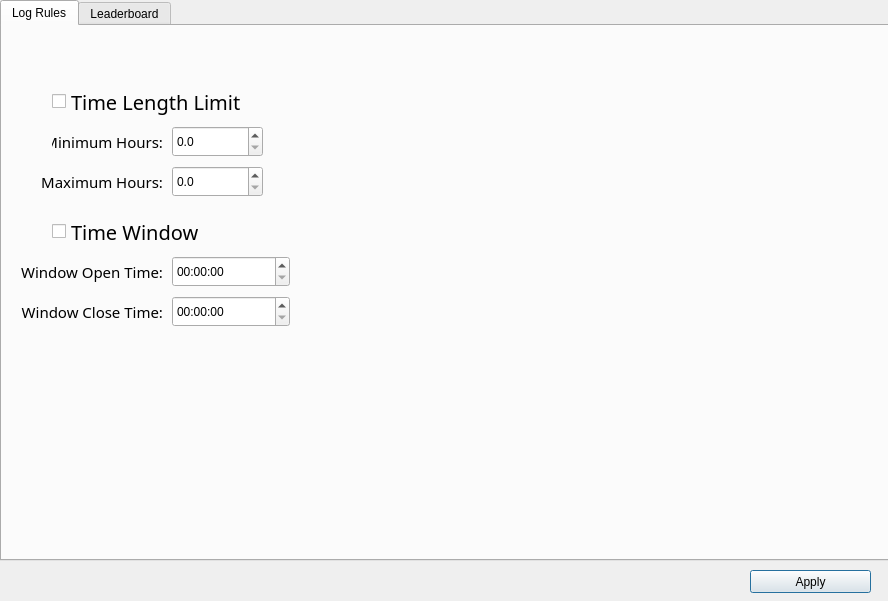
Pearadox/PearLogger2, file GUI/OptionsDialog.ui: the form before one commit.
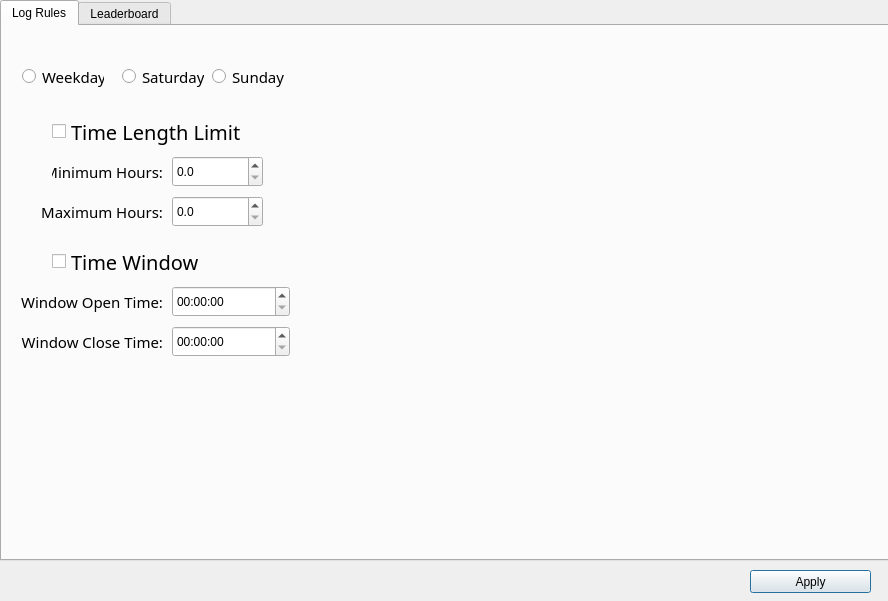
The form after the commit.

The edit to the form file:
```diff
--- a/GUI/OptionsDialog.ui
+++ b/GUI/OptionsDialog.ui
@@ -33,7 +33,7 @@
      <property name="geometry">
       <rect>
        <x>50</x>
-       <y>60</y>
+       <y>90</y>
        <width>321</width>
        <height>31</height>
       </rect>
@@ -52,7 +52,7 @@
      <property name="geometry">
       <rect>
        <x>50</x>
-       <y>100</y>
+       <y>130</y>
        <width>111</width>
        <height>31</height>
       </rect>
@@ -74,7 +74,7 @@
      <property name="geometry">
       <rect>
        <x>170</x>
-       <y>100</y>
+       <y>130</y>
        <width>91</width>
        <height>31</height>
       </rect>
@@ -90,7 +90,7 @@
      <property name="geometry">
       <rect>
        <x>40</x>
-       <y>140</y>
+       <y>170</y>
        <width>121</width>
        <height>31</height>
       </rect>
@@ -112,7 +112,7 @@
      <property name="geometry">
       <rect>
        <x>170</x>
-       <y>140</y>
+       <y>170</y>
        <width>91</width>
        <height>31</height>
       </rect>
@@ -128,7 +128,7 @@
      <property name="geometry">
       <rect>
        <x>50</x>
-       <y>190</y>
+       <y>220</y>
        <width>301</width>
        <height>31</height>
       </rect>
@@ -147,7 +147,7 @@
      <property name="geometry">
       <rect>
        <x>-10</x>
-       <y>230</y>
+       <y>260</y>
        <width>171</width>
        <height>31</height>
       </rect>
@@ -169,7 +169,7 @@
      <property name="geometry">
       <rect>
        <x>-10</x>
-       <y>270</y>
+       <y>300</y>
        <width>171</width>
        <height>31</height>
       </rect>
@@ -191,7 +191,7 @@
      <property name="geometry">
       <rect>
        <x>170</x>
-       <y>230</y>
+       <y>260</y>
        <width>118</width>
        <height>31</height>
       </rect>
@@ -201,12 +201,69 @@
      <property name="geometry">
       <rect>
        <x>170</x>
-       <y>270</y>
+       <y>300</y>
        <width>118</width>
        <height>31</height>
       </rect>
      </property>
     </widget>
+    <widget class="QRadioButton" name="weekday_radioButton">
+     <property name="geometry">
+      <rect>
+       <x>20</x>
+       <y>40</y>
+       <width>82</width>
+       <height>21</height>
+      </rect>
+     </property>
+     <property name="font">
+      <font>
+       <family>OpenSymbol</family>
+       <pointsize>11</pointsize>
+      </font>
+     </property>
+     <property name="text">
+      <string>Weekday</string>
+     </property>
+    </widget>
+    <widget class="QRadioButton" name="saturday_radioButton">
+     <property name="geometry">
+      <rect>
+       <x>120</x>
+       <y>40</y>
+       <width>82</width>
+       <height>21</height>
+      </rect>
+     </property>
+     <property name="font">
+      <font>
+       <family>OpenSymbol</family>
+       <pointsize>11</pointsize>
+      </font>
+     </property>
+     <property name="text">
+      <string>Saturday</string>
+     </property>
+    </widget>
+    <widget class="QRadioButton" name="sunday_radioButton">
+     <property name="geometry">
+      <rect>
+       <x>210</x>
+       <y>40</y>
+       <width>82</width>
+       <height>21</height>
+      </rect>
+     </property>
+     <property name="font">
+      <font>
+       <family>OpenSymbol</family>
+       <pointsize>11</pointsize>
+      </font>
+     </property>
+     <property name="text">
+      <string>Sunday</string>
+     </property>
+    </widget>
    </widget>
    <widget class="QWidget" name="leaderboard_tab">
     <attribute name="title">
```
